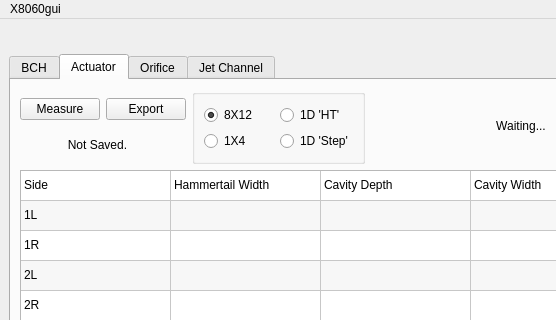
Old version of the form X8060gui.ui in the repository Nicolas-fssw/X8060_gui; both pictures show x 0 to 556 and y 0 to 320 of the 1294 by 593 pixel window.
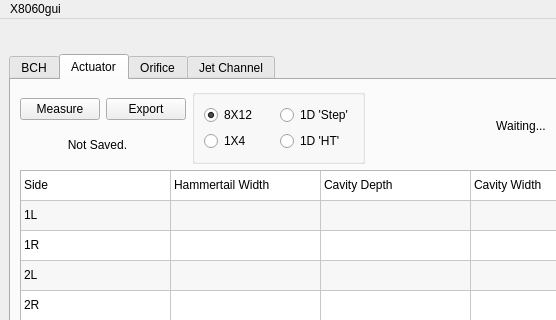
New version of the form. The open tabs and pages were chosen to show the change. Custom widgets are drawn as their Qt base class.

Patch:
```diff
--- a/X8060gui.ui
+++ b/X8060gui.ui
@@ -1254,7 +1254,7 @@
                </property>
               </widget>
              </item>
-             <item row="1" column="2">
+             <item row="0" column="2">
               <widget class="QRadioButton" name="BCH_mask_9">
                <property name="minimumSize">
                 <size>
@@ -1273,7 +1273,7 @@
                </property>
               </widget>
              </item>
-             <item row="0" column="2">
+             <item row="1" column="2">
               <widget class="QRadioButton" name="BCH_mask_10">
                <property name="minimumSize">
                 <size>
@@ -1323,7 +1323,7 @@
           </property>
           <property name="sizeHint" stdset="0">
            <size>
-            <width>597</width>
+            <width>200</width>
             <height>20</height>
            </size>
           </property>
```
Left out of the diff: 2 changed lines with no effect on the pictures.
